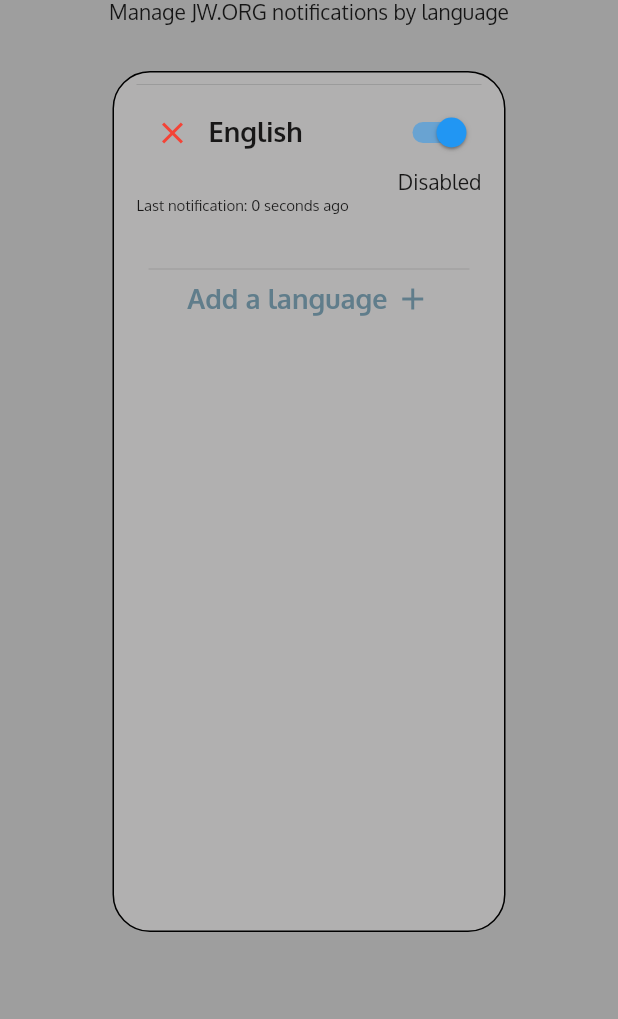
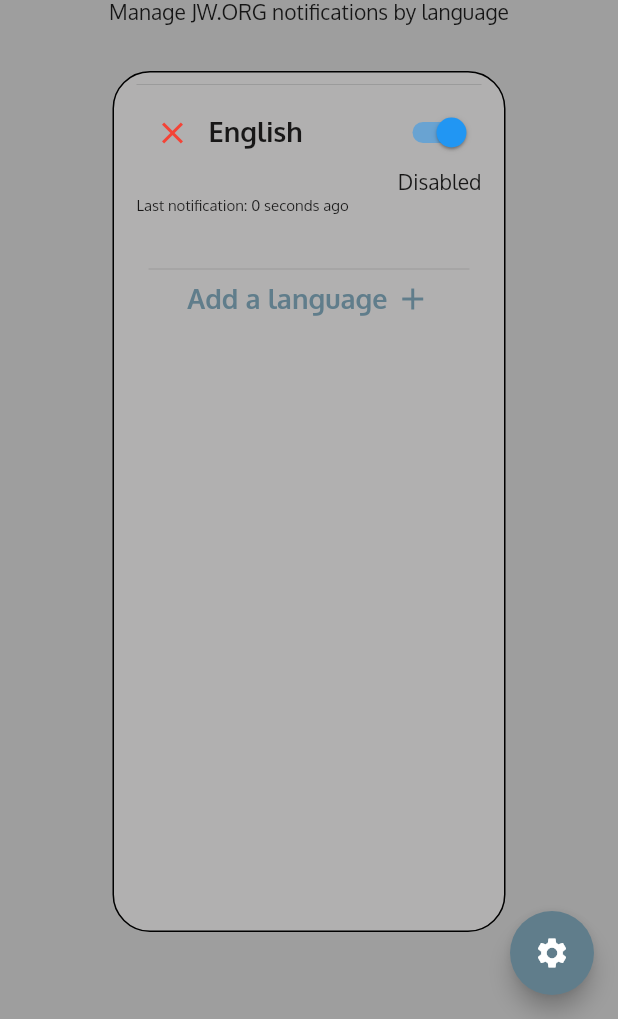
Before and after one commit to Teckinfor/JWNotifyer, a Flutter app: the screen it shows after launch, on a phone screen of 412 x 824 dp, the part 217-1236 px from its top. Run offline on Flutter 3.47's test engine with Material 2 defaults, Android fonts, the phone set to English and light mode, and no system bars.

Commit message:
Update homepage.dart

```diff
--- a/jwnotifyer/lib/homepage.dart
+++ b/jwnotifyer/lib/homepage.dart
@@ -228,9 +228,34 @@
     return tempList;
   }
 
+
+
+
+
+
+
+
+
+
+
+
+
+
+
+
+
+
+
+
+
   @override
   Widget build(BuildContext context) {
     return Scaffold(
+      floatingActionButton: FloatingActionButton(
+            child: const Icon(Icons.settings),
+            backgroundColor: Colors.blueGrey ,
+            onPressed: (){
+          }),
       body: Container(
         color: Colors.grey,
         child: Center(
```
